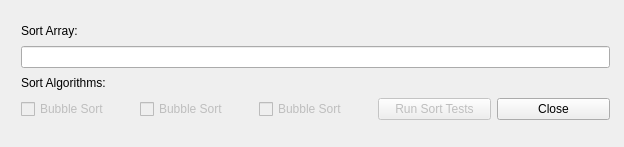
First picture: the form in Sorting/SortingTestsQtUi/sortingdialogqtui.ui, repository marcusolini/Academics, before the edit.
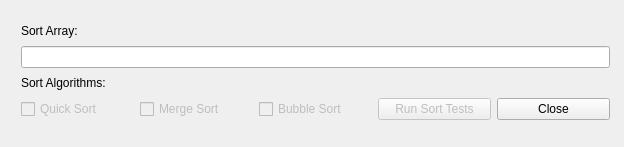
Second picture: the form after the edit.

Commit message: Sorting: Implementing Qt Sort Test UI.

Patch:
```diff
--- a/Sorting/SortingTestsQtUi/sortingdialogqtui.ui
+++ b/Sorting/SortingTestsQtUi/sortingdialogqtui.ui
@@ -46,10 +46,10 @@
        <bool>false</bool>
       </property>
       <property name="text">
-       <string>Bubble Sort</string>
+       <string>Quick Sort</string>
       </property>
       <property name="checkable">
-       <bool>false</bool>
+       <bool>true</bool>
       </property>
      </widget>
     </item>
@@ -59,10 +59,10 @@
        <bool>false</bool>
       </property>
       <property name="text">
-       <string>Bubble Sort</string>
+       <string>Merge Sort</string>
       </property>
       <property name="checkable">
-       <bool>false</bool>
+       <bool>true</bool>
       </property>
      </widget>
     </item>
```
The commit also changes 11 other files.
